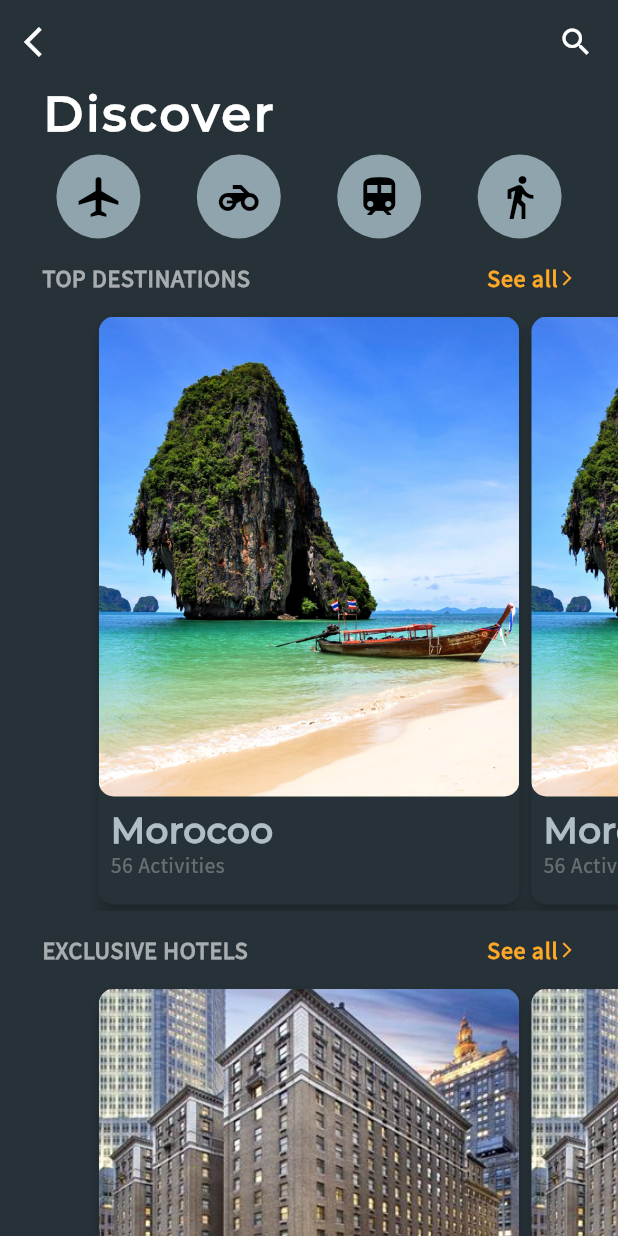
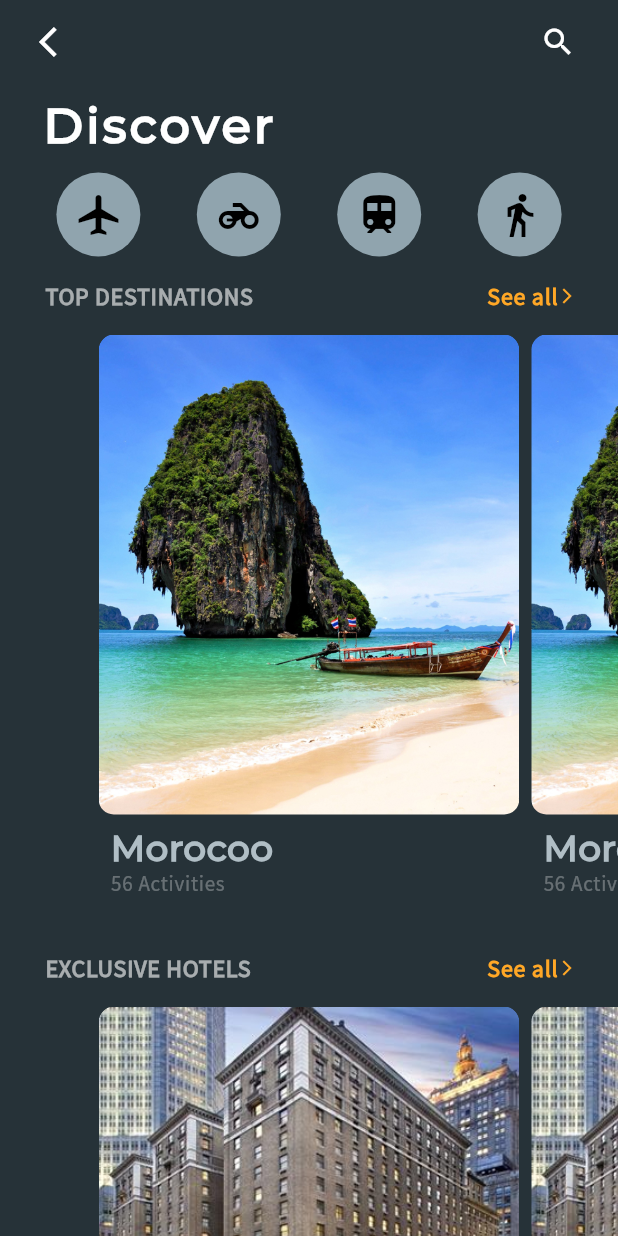
Before and after one commit to sgshubham98/travel-ui, a Flutter app: the screen it shows after launch, on a phone screen of 412 x 824 dp. Run offline on Flutter 3.47's test engine with Material 2 defaults, Android fonts, the phone set to English and light mode, and no system bars.

Commit message:
home screen

```diff
--- a/lib/main.dart
+++ b/lib/main.dart
@@ -1,16 +1,20 @@
 import 'package:flutter/material.dart';
+
+import 'package:flutter/services.dart';
 
 void main() => runApp(MyApp());
 
 class MyApp extends StatelessWidget {
   @override
   Widget build(BuildContext context) {
+    SystemChrome.setEnabledSystemUIOverlays([]);
+
     PageController controller = PageController(viewportFraction: 0.7);
+
     return MaterialApp(
       home: Scaffold(
         backgroundColor: Colors.blueGrey[900],
-        body: SafeArea(
-          child: SingleChildScrollView(
+        body: SingleChildScrollView(
           child: Column(
             children: <Widget>[
               Row(
@@ -18,14 +22,16 @@ class MyApp extends StatelessWidget {
                 crossAxisAlignment: CrossAxisAlignment.start,
                 children: <Widget>[
                   Padding(
-                      padding: const EdgeInsets.all(16.0),
+                    padding: const EdgeInsets.only(
+                        left: 26.0, top: 16.0, bottom: 24.0),
                     child: Icon(
                       Icons.arrow_back_ios,
                       color: Colors.white,
                     ),
                   ),
                   Padding(
-                      padding: const EdgeInsets.all(16.0),
+                    padding: const EdgeInsets.only(
+                        right: 28.0, top: 16.0, bottom: 24.0),
                     child: Icon(
                       Icons.search,
                       color: Colors.white,
@@ -36,7 +42,7 @@ class MyApp extends StatelessWidget {
               Row(
                 children: <Widget>[
                   Container(
-                      margin: EdgeInsets.only(left: 28.0, bottom: 8.0),
+                    margin: EdgeInsets.only(left: 28.0, bottom: 12.0),
                     child: Text(
                       'Discover',
                       style: TextStyle(
@@ -100,7 +106,8 @@ class MyApp extends StatelessWidget {
                 crossAxisAlignment: CrossAxisAlignment.start,
                 children: <Widget>[
                   Container(
-                      margin: EdgeInsets.only(left: 28.0, top: 16.0),
+                    margin:
+                        EdgeInsets.only(left: 30.0, top: 16.0, bottom: 12.0),
                     child: Text(
                       'TOP DESTINATIONS',
                       style: TextStyle(
@@ -113,7 +120,8 @@ class MyApp extends StatelessWidget {
                     ),
                   ),
                   Container(
-                      margin: EdgeInsets.only(right: 28.0, top: 16.0, bottom: 12.0),
+                    margin:
+                        EdgeInsets.only(right: 28.0, top: 16.0, bottom: 12.0),
                     child: Row(
                       children: <Widget>[
                         Text(
@@ -164,7 +172,7 @@ class MyApp extends StatelessWidget {
                             height: 8.0,
                           ),
                           Padding(
-                              padding: const EdgeInsets.only(left:8.0),
+                            padding: const EdgeInsets.only(left: 8.0),
                             child: Text(
                               'Morocoo',
                               style: TextStyle(
@@ -193,7 +201,7 @@ class MyApp extends StatelessWidget {
                       shape: RoundedRectangleBorder(
                         borderRadius: BorderRadius.circular(10.0),
                       ),
-                        elevation: 5,
+                      elevation: 0,
                     );
                   },
                 ),
@@ -203,7 +211,8 @@ class MyApp extends StatelessWidget {
                 crossAxisAlignment: CrossAxisAlignment.start,
                 children: <Widget>[
                   Container(
-                      margin: EdgeInsets.only(left: 28.0, top: 16.0, bottom: 12.0),
+                    margin:
+                        EdgeInsets.only(left: 30.0, top: 16.0, bottom: 12.0),
                     child: Text(
                       'EXCLUSIVE HOTELS',
                       style: TextStyle(
@@ -267,7 +276,7 @@ class MyApp extends StatelessWidget {
                             height: 8.0,
                           ),
                           Padding(
-                              padding: const EdgeInsets.only(left:8.0),
+                            padding: const EdgeInsets.only(left: 8.0),
                             child: Text(
                               'Rossevelt Hotel NY',
                               style: TextStyle(
@@ -296,7 +305,7 @@ class MyApp extends StatelessWidget {
                       shape: RoundedRectangleBorder(
                         borderRadius: BorderRadius.circular(10.0),
                       ),
-                        elevation: 5,
+                      elevation: 0,
                     );
                   },
                 ),
@@ -305,7 +314,6 @@ class MyApp extends StatelessWidget {
           ),
         ),
       ),
-      ),
     );
   }
 }
```
Lines whose indentation alone changed are shown as unchanged.
